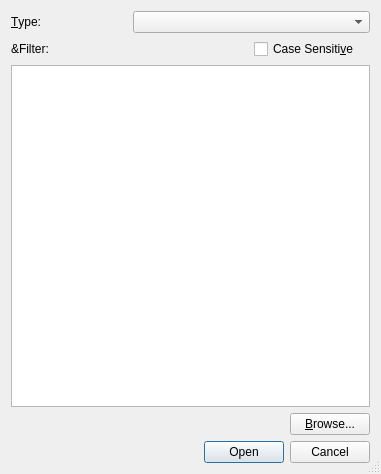
This is src/frontends/qt4/ui/LyXFilesUi.ui in cburschka/lyx as Qt 5 draws it before an edit. The edited form follows.
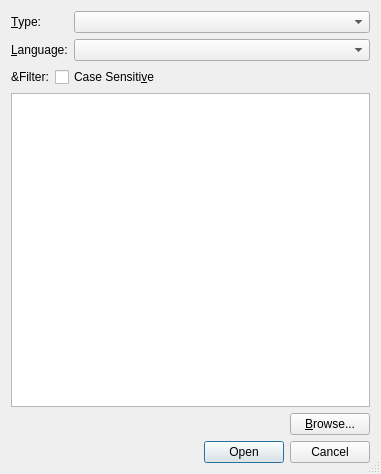
This is the edited form.

Commit message: GuiLyXFiles: add language selector.

The edit to the form file:
```diff
--- a/src/frontends/qt4/ui/LyXFilesUi.ui
+++ b/src/frontends/qt4/ui/LyXFilesUi.ui
@@ -29,7 +29,7 @@
        </property>
       </widget>
      </item>
-     <item row="0" column="1" colspan="2">
+     <item row="0" column="2">
       <widget class="QComboBox" name="fileTypeCO">
        <property name="sizePolicy">
         <sizepolicy hsizetype="MinimumExpanding" vsizetype="Fixed">
@@ -40,6 +40,26 @@
       </widget>
      </item>
      <item row="1" column="0" colspan="2">
+      <widget class="QLabel" name="languageLA">
+       <property name="toolTip">
+        <string>Use this language if avaliable (if not, English is used as fallback)</string>
+       </property>
+       <property name="text">
+        <string>&amp;Language:</string>
+       </property>
+       <property name="buddy">
+        <cstring>languageCO</cstring>
+       </property>
+      </widget>
+     </item>
+     <item row="1" column="2">
+      <widget class="QComboBox" name="languageCO">
+       <property name="toolTip">
+        <string>Use this language if avaliable (if not, English is used as fallback)</string>
+       </property>
+      </widget>
+     </item>
+     <item row="2" column="0">
       <widget class="QLabel" name="findKeysLA">
        <property name="text">
         <string>&amp;Filter:</string>
@@ -49,7 +69,7 @@
        </property>
       </widget>
      </item>
-     <item row="1" column="2">
+     <item row="2" column="1" colspan="2">
       <layout class="QVBoxLayout" name="verticalLayout_2">
        <item>
         <layout class="QHBoxLayout" name="horizontalLayout_3">
```
The commit also changes 2 other files.
